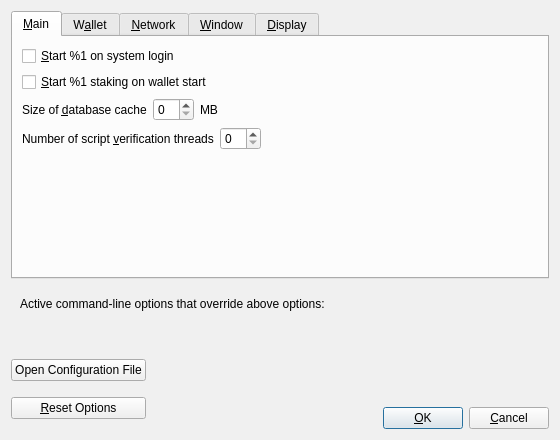
Old version of the form src/qt/forms/optionsdialog.ui in the repository VaporumCoin/VaporumOcean-0.7.2.
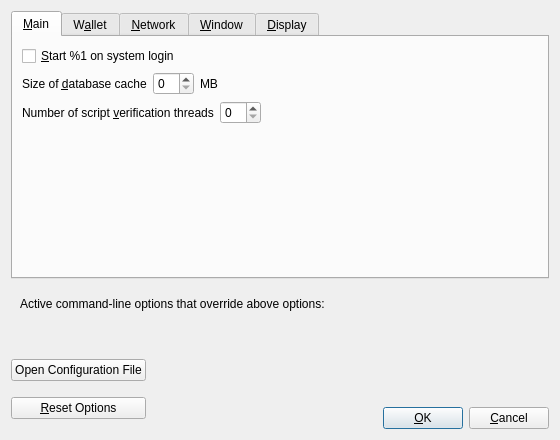
New version of the form. Custom widgets are drawn as their Qt base class.

Diff of the .ui file:
```diff
--- a/src/qt/forms/optionsdialog.ui
+++ b/src/qt/forms/optionsdialog.ui
@@ -10,124 +10,6 @@
     <height>440</height>
    </rect>
   </property>
-  <property name="palette">
-   <palette>
-    <active>
-     <colorrole role="WindowText">
-      <brush brushstyle="SolidPattern">
-       <color alpha="255">
-        <red>192</red>
-        <green>192</green>
-        <blue>192</blue>
-       </color>
-      </brush>
-     </colorrole>
-     <colorrole role="Button">
-      <brush brushstyle="SolidPattern">
-       <color alpha="255">
-        <red>64</red>
-        <green>65</green>
-        <blue>66</blue>
-       </color>
-      </brush>
-     </colorrole>
-     <colorrole role="ButtonText">
-      <brush brushstyle="SolidPattern">
-       <color alpha="255">
-        <red>192</red>
-        <green>192</green>
-        <blue>192</blue>
-       </color>
-      </brush>
-     </colorrole>
-     <colorrole role="Window">
-      <brush brushstyle="SolidPattern">
-       <color alpha="255">
-        <red>64</red>
-        <green>65</green>
-        <blue>66</blue>
-       </color>
-      </brush>
-     </colorrole>
-    </active>
-    <inactive>
-     <colorrole role="WindowText">
-      <brush brushstyle="SolidPattern">
-       <color alpha="255">
-        <red>0</red>
-        <green>0</green>
-        <blue>0</blue>
-       </color>
-      </brush>
-     </colorrole>
-     <colorrole role="Button">
-      <brush brushstyle="SolidPattern">
-       <color alpha="255">
-        <red>240</red>
-        <green>240</green>
-        <blue>240</blue>
-       </color>
-      </brush>
-     </colorrole>
-     <colorrole role="ButtonText">
-      <brush brushstyle="SolidPattern">
-       <color alpha="255">
-        <red>0</red>
-        <green>0</green>
-        <blue>0</blue>
-       </color>
-      </brush>
-     </colorrole>
-     <colorrole role="Window">
-      <brush brushstyle="SolidPattern">
-       <color alpha="255">
-        <red>240</red>
-        <green>240</green>
-        <blue>240</blue>
-       </color>
-      </brush>
-     </colorrole>
-    </inactive>
-    <disabled>
-     <colorrole role="WindowText">
-      <brush brushstyle="SolidPattern">
-       <color alpha="255">
-        <red>120</red>
-        <green>120</green>
-        <blue>120</blue>
-       </color>
-      </brush>
-     </colorrole>
-     <colorrole role="Button">
-      <brush brushstyle="SolidPattern">
-       <color alpha="255">
-        <red>64</red>
-        <green>65</green>
-        <blue>66</blue>
-       </color>
-      </brush>
-     </colorrole>
-     <colorrole role="ButtonText">
-      <brush brushstyle="SolidPattern">
-       <color alpha="255">
-        <red>120</red>
-        <green>120</green>
-        <blue>120</blue>
-       </color>
-      </brush>
-     </colorrole>
-     <colorrole role="Window">
-      <brush brushstyle="SolidPattern">
-       <color alpha="255">
-        <red>64</red>
-        <green>65</green>
-        <blue>66</blue>
-       </color>
-      </brush>
-     </colorrole>
-    </disabled>
-   </palette>
-  </property>
   <property name="windowTitle">
    <string>Options</string>
   </property>
@@ -137,97 +19,6 @@
   <layout class="QVBoxLayout" name="verticalLayout">
    <item>
     <widget class="QTabWidget" name="tabWidget">
-     <property name="palette">
-      <palette>
-       <active>
-        <colorrole role="Button">
-         <brush brushstyle="SolidPattern">
-          <color alpha="255">
-           <red>64</red>
-           <green>65</green>
-           <blue>66</blue>
-          </color>
-         </brush>
-        </colorrole>
-        <colorrole role="ButtonText">
-         <brush brushstyle="SolidPattern">
-          <color alpha="255">
-           <red>192</red>
-           <green>192</green>
-           <blue>192</blue>
-          </color>
-         </brush>
-        </colorrole>
-        <colorrole role="Base">
-         <brush brushstyle="SolidPattern">
-          <color alpha="255">
-           <red>64</red>
-           <green>65</green>
-           <blue>66</blue>
-          </color>
-         </brush>
-        </colorrole>
-       </active>
-       <inactive>
-        <colorrole role="Button">
-         <brush brushstyle="SolidPattern">
-          <color alpha="255">
-           <red>240</red>
-           <green>240</green>
-           <blue>240</blue>
-          </color>
-         </brush>
-        </colorrole>
-        <colorrole role="ButtonText">
-         <brush brushstyle="SolidPattern">
-          <color alpha="255">
-           <red>0</red>
-           <green>0</green>
-           <blue>0</blue>
-          </color>
-         </brush>
-        </colorrole>
-        <colorrole role="Base">
-         <brush brushstyle="SolidPattern">
-          <color alpha="255">
-           <red>255</red>
-           <green>255</green>
-           <blue>255</blue>
-          </color>
-         </brush>
-        </colorrole>
-       </inactive>
-       <disabled>
-        <colorrole role="Button">
-         <brush brushstyle="SolidPattern">
-          <color alpha="255">
-           <red>64</red>
-           <green>65</green>
-           <blue>66</blue>
-          </color>
-         </brush>
-        </colorrole>
-        <colorrole role="ButtonText">
-         <brush brushstyle="SolidPattern">
-          <color alpha="255">
-           <red>120</red>
-           <green>120</green>
-           <blue>120</blue>
-          </color>
-         </brush>
-        </colorrole>
-        <colorrole role="Base">
-         <brush brushstyle="SolidPattern">
-          <color alpha="255">
-           <red>240</red>
-           <green>240</green>
-           <blue>240</blue>
-          </color>
-         </brush>
-        </colorrole>
-       </disabled>
-      </palette>
-     </property>
      <property name="currentIndex">
       <number>0</number>
      </property>
@@ -235,8 +26,8 @@
       <attribute name="title">
        <string>&amp;Main</string>
       </attribute>
-      <layout class="QGridLayout" name="gridLayout_2">
-       <item row="0" column="0" colspan="2">
+      <layout class="QVBoxLayout" name="verticalLayout_Main">
+       <item>
         <widget class="QCheckBox" name="vaporumAtStartup">
          <property name="toolTip">
           <string>Automatically start %1 after logging in to the system.</string>
@@ -246,17 +37,9 @@
          </property>
         </widget>
        </item>
-       <item row="1" column="0" colspan="4">
-        <widget class="QCheckBox" name="vaporumAtStartStaking">
-         <property name="toolTip">
-          <string>&lt;html&gt;&lt;head/&gt;&lt;body&gt;&lt;p&gt;Automatically start %1 staking at wallet start.&lt;/p&gt;&lt;/body&gt;&lt;/html&gt;</string>
-         </property>
-         <property name="text">
-          <string>&amp;Start %1 staking on wallet start</string>
-         </property>
-        </widget>
-       </item>
-       <item row="2" column="0">
+       <item>
+        <layout class="QHBoxLayout" name="horizontalLayout_2_Main">
+         <item>
         <widget class="QLabel" name="databaseCacheLabel">
          <property name="text">
           <string>Size of &amp;database cache</string>
@@ -269,10 +52,10 @@
          </property>
         </widget>
        </item>
-       <item row="2" column="1">
+         <item>
         <widget class="QSpinBox" name="databaseCache"/>
        </item>
-       <item row="2" column="2">
+         <item>
         <widget class="QLabel" name="databaseCacheUnitLabel">
          <property name="text">
           <string>MB</string>
@@ -282,22 +65,24 @@
          </property>
         </widget>
        </item>
-       <item row="2" column="3">
+         <item>
         <spacer name="horizontalSpacer_2_Main">
          <property name="orientation">
           <enum>Qt::Horizontal</enum>
          </property>
          <property name="sizeHint" stdset="0">
           <size>
-           <width>359</width>
+             <width>40</width>
            <height>20</height>
           </size>
          </property>
         </spacer>
        </item>
-       <item row="3" column="0" colspan="4">
-        <layout class="QGridLayout" name="gridLayout">
-         <item row="0" column="0">
+        </layout>
+       </item>
+       <item>
+        <layout class="QHBoxLayout" name="horizontalLayout_3_Main">
+         <item>
           <widget class="QLabel" name="threadsScriptVerifLabel">
            <property name="text">
             <string>Number of script &amp;verification threads</string>
@@ -310,14 +95,14 @@
            </property>
           </widget>
          </item>
-         <item row="0" column="1">
+         <item>
           <widget class="QSpinBox" name="threadsScriptVerif">
            <property name="toolTip">
             <string>(0 = auto, &lt;0 = leave that many cores free)</string>
            </property>
           </widget>
          </item>
-         <item row="0" column="2">
+         <item>
           <spacer name="horizontalSpacer_3_Main">
            <property name="orientation">
             <enum>Qt::Horizontal</enum>
@@ -332,7 +117,7 @@
          </item>
         </layout>
        </item>
-       <item row="4" column="4">
+       <item>
         <spacer name="verticalSpacer_Main">
          <property name="orientation">
           <enum>Qt::Vertical</enum>
```
Left out of the diff: 1 changed line with no effect on the pictures. Lines whose indentation alone changed are shown as unchanged.
